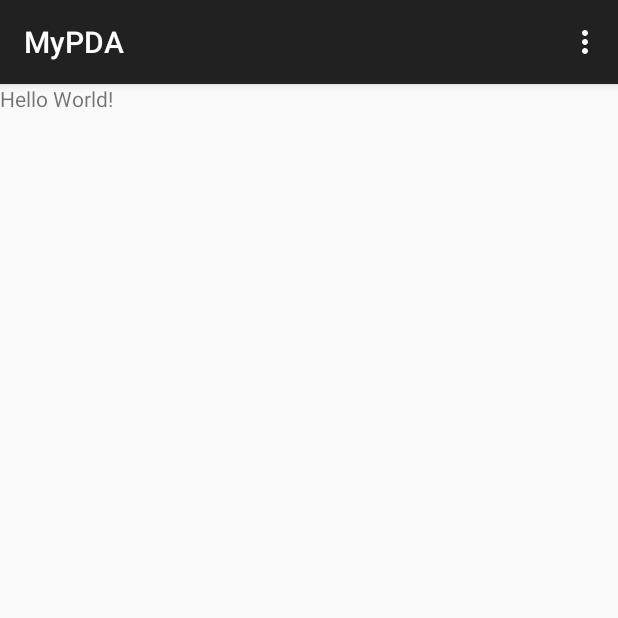
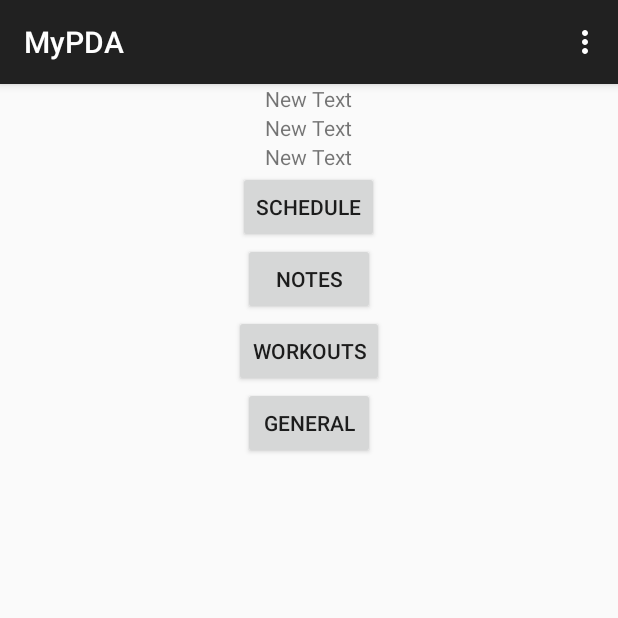
Before and after one commit to T-Graves/MyPDA, an Android app: the screen it shows after launch (MyPDAMainActivity), on a phone screen of 412 x 824 dp, the top half of it. Run offline under Robolectric (Android 15) with nearby library versions, the phone set to English and light mode, and no system bars.

Commit message:
Building main menu - added buttons for navigating to other pages

```diff
--- a/app/src/main/java/com/gravestristan/mypda/AppStatics.java
+++ b/app/src/main/java/com/gravestristan/mypda/AppStatics.java
@@ -1,10 +1,11 @@
 package com.gravestristan.mypda;
 
 /**
+ * A class to store all static variables for use by the rest of the app.
  * Created by Tristan on 2/20/2016.
  */
 public interface AppStatics {
 
-
+    public static final String TAG = "Debug";
 
 }
--- a/app/src/main/java/com/gravestristan/mypda/MainMenuFragment.java
+++ b/app/src/main/java/com/gravestristan/mypda/MainMenuFragment.java
@@ -1,28 +1,65 @@
 package com.gravestristan.mypda;
 
 import android.os.Bundle;
-import android.support.annotation.Nullable;
 import android.support.v4.app.Fragment;
+import android.util.Log;
 import android.view.LayoutInflater;
 import android.view.View;
 import android.view.ViewGroup;
+import android.widget.Button;
 
 /**
+ * The main fragment that the user will see when the app starts up. It will
+ * handle the navigation to the other pages.
  * Created by Tristan on 2/20/2016.
  */
 public class MainMenuFragment extends Fragment implements AppStatics{
+
+    Button mScheduleButton;
+    Button mNotesButton;
+    Button mWorkoutsButton;
+    Button mGeneralButton;
 
     @Override
     public void onCreate(Bundle savedInstanceState) {
         super.onCreate(savedInstanceState);
     }
 
-    @Nullable
     @Override
     public View onCreateView(LayoutInflater inflater, ViewGroup container, Bundle savedInstanceState) {
-        //return super.onCreateView(inflater, container, savedInstanceState);
+        View view = inflater.inflate(R.layout.main_menu_fragment, container, false);
 
-        View view = inflater.inflate(R.layout.main_menu_fragment, container, false);
+        mScheduleButton = (Button) view.findViewById(R.id.schedule);
+        mScheduleButton.setOnClickListener(new View.OnClickListener(){
+            @Override
+            public void onClick(View v){
+                Log.d(TAG, "Schedule button clicked");
+            }
+        });
+
+        mNotesButton = (Button) view.findViewById(R.id.notes);
+        mNotesButton.setOnClickListener(new View.OnClickListener(){
+            @Override
+            public void onClick(View v){
+                Log.d(TAG, "Notes button clicked");
+            }
+        });
+
+        mWorkoutsButton = (Button) view.findViewById(R.id.workouts);
+        mWorkoutsButton.setOnClickListener(new View.OnClickListener(){
+            @Override
+            public void onClick(View v){
+                Log.d(TAG, "Workouts button clicked");
+            }
+        });
+
+        mGeneralButton = (Button) view.findViewById(R.id.general);
+        mGeneralButton.setOnClickListener(new View.OnClickListener(){
+            @Override
+            public void onClick(View v){
+                Log.d(TAG, "General button clicked");
+            }
+        });
 
         return view;
     }
--- a/app/src/main/res/layout/main_menu_fragment.xml
+++ b/app/src/main/res/layout/main_menu_fragment.xml
@@ -4,9 +4,62 @@
     android:layout_width="match_parent"
     android:layout_height="match_parent">
 
-    <TextView
-        android:text="Hello World!"
+    <LinearLayout
+        android:orientation="vertical"
+        android:layout_width="match_parent"
+        android:layout_height="wrap_content"
+        android:layout_gravity="center_horizontal">
+
+        <TextView
+            android:layout_width="wrap_content"
+            android:layout_height="wrap_content"
+            android:text="New Text"
+            android:id="@+id/textView1"
+            android:layout_gravity="center_horizontal" />
+
+        <TextView
+            android:layout_width="wrap_content"
+            android:layout_height="wrap_content"
+            android:text="New Text"
+            android:id="@+id/textView2"
+            android:layout_gravity="center_horizontal" />
+
+        <TextView
+            android:layout_width="wrap_content"
+            android:layout_height="wrap_content"
+            android:text="New Text"
+            android:id="@+id/textView3"
+            android:layout_gravity="center_horizontal" />
+
+    </LinearLayout>
+
+    <Button
         android:layout_width="wrap_content"
-        android:layout_height="wrap_content" />
+        android:layout_height="wrap_content"
+        android:text="@string/schedule_button"
+        android:id="@+id/schedule"
+        android:layout_gravity="center_horizontal" />
+
+    <Button
+        android:layout_width="wrap_content"
+        android:layout_height="wrap_content"
+        android:text="@string/notes_button"
+        android:id="@+id/notes"
+        android:layout_gravity="center_horizontal" />
+
+    <Button
+        android:layout_width="wrap_content"
+        android:layout_height="wrap_content"
+        android:text="@string/workouts_button"
+        android:id="@+id/workouts"
+        android:layout_gravity="center_horizontal" />
+
+    <Button
+        android:layout_width="wrap_content"
+        android:layout_height="wrap_content"
+        android:text="@string/general_button"
+        android:id="@+id/general"
+        android:layout_gravity="center_horizontal" />
+
 
 </LinearLayout>
--- a/app/src/main/res/menu/menu_main.xml
+++ b/app/src/main/res/menu/menu_main.xml
@@ -4,6 +4,6 @@
 
     <item
         android:id="@+id/action_help"
-        android:title="@string/action_help"
+        android:title="@string/action_about"
         app:showAsAction="never" />
 </menu>
--- a/app/src/main/res/values/strings.xml
+++ b/app/src/main/res/values/strings.xml
@@ -1,5 +1,10 @@
 <resources>
     <string name="app_name">MyPDA</string>
 
-    <string name="action_help">Help</string>
+    <string name="action_about">About MyPDA</string>
+
+    <string name="schedule_button">Schedule</string>
+    <string name="notes_button">Notes</string>
+    <string name="workouts_button">Workouts</string>
+    <string name="general_button">General</string>
 </resources>
```
